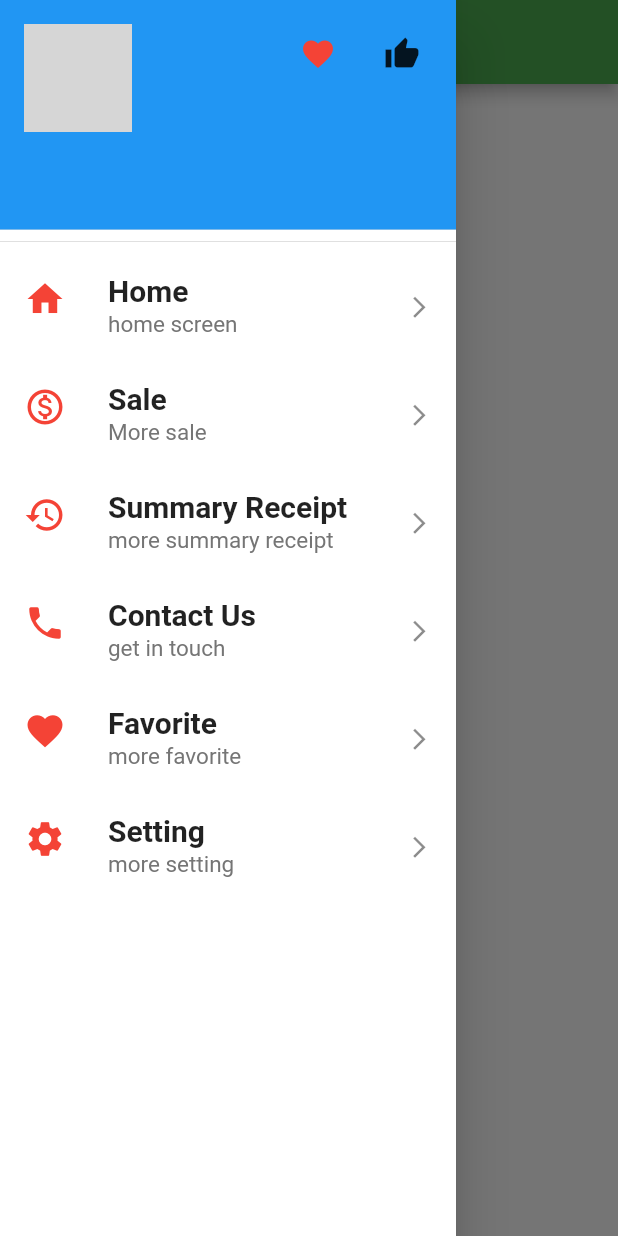
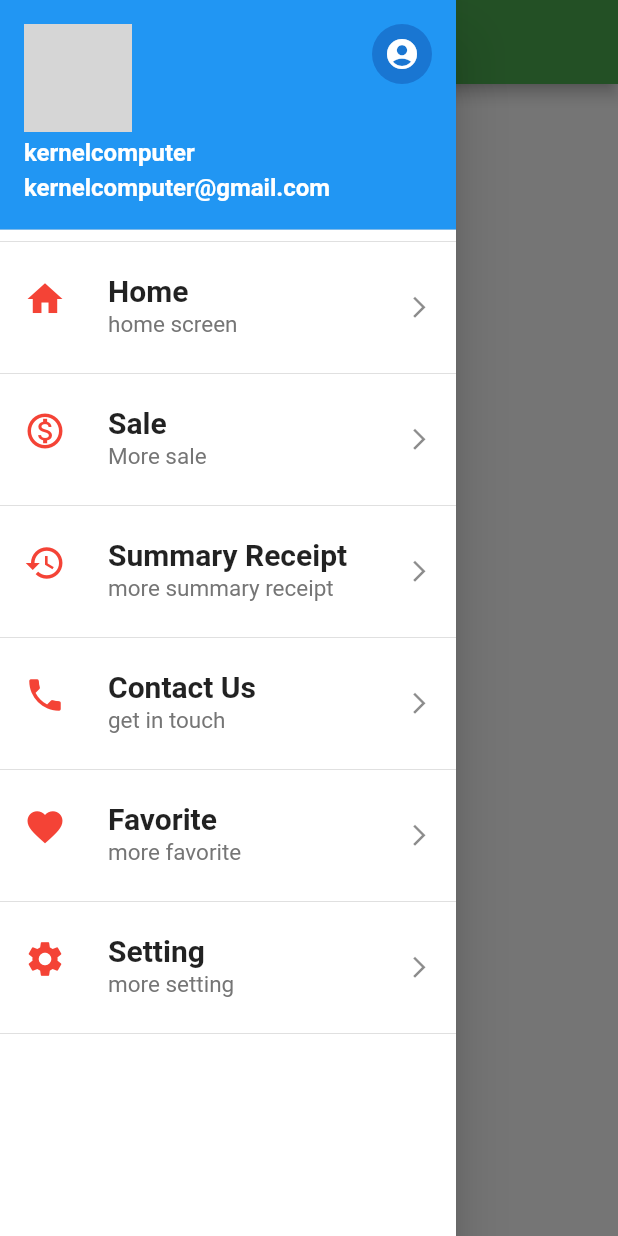
Before and after one commit to PHANIT-VONG/KERNEL-Point-Of-Sale, a Flutter app: the HomeScreen screen opened by its route, with the side drawer open, on a phone screen of 412 x 824 dp. Run offline on Flutter 3.47's test engine with Material 2 defaults, Android fonts, the light colour scheme and no system bars; our stand-ins replace cached_network_image, connectivity, data_connection_checker, equatable, flutter_bloc, flutter_switch and 3 more; missing offline and left inert: blue_thermal_printer, esc_pos_bluetooth, esc_pos_utils, flutter_bluetooth_basic, flutter_pagewise, flutter_session; accounts and stored records are empty; network calls fail; Roboto replaces fonts that are missing (Laila); grey boxes are pictures that could not be loaded.

Commit message:
Code Update

```diff
--- a/lib/Bloc/display_currency_bloc.dart
+++ b/lib/Bloc/display_currency_bloc.dart
@@ -3,6 +3,8 @@ import 'package:flutter_bloc/flutter_bloc.dart';
 import 'package:point_of_sale/controller/display_currency_controller.dart';
 import 'package:point_of_sale/modal/display_currency_modal.dart';
 import 'dart:async';
+
+import 'package:point_of_sale/modal/price_list_modal.dart';
 
 abstract class DisCurrencyEvent extends Equatable {
   const DisCurrencyEvent();
--- a/lib/screen/combine_screen.dart
+++ b/lib/screen/combine_screen.dart
@@ -148,7 +148,7 @@ class _CombineScreenState extends State<CombineScreen> {
                   Navigator.pop(context);
                   Navigator.pop(context);
                   var getOrder =
-                  await SaleController.getOrderServer(widget.order.tableId);
+                      await SaleController.getOrderServer(widget.order.tableId);
                   await SaleController().deleteAllOrder();
                   await SaleController().deleteAllOrderDetail();
                   //has order on table
--- a/lib/screen/contact_screen.dart
+++ b/lib/screen/contact_screen.dart
@@ -10,25 +10,26 @@ class ContactScreen extends StatelessWidget {
   Widget build(BuildContext context) {
     return Scaffold(
       drawer: GlobleDrawerWidget(),
-      appBar:AppBar(
+      appBar: AppBar(
         title: Text("Contact Us"),
         centerTitle: true,
       ),
       body: Container(
         child: Center(
             child: Column(
-              crossAxisAlignment: CrossAxisAlignment.center,
-              mainAxisAlignment: MainAxisAlignment.center,
-              children: [
-                Text("0962342667",style: TextStyle(
-                    fontSize: 20),
-                ),
-                Text("sonsoeum.webdev@gmail.com",style: TextStyle(
-                    fontSize: 20),
-                )
-              ],
+          crossAxisAlignment: CrossAxisAlignment.center,
+          mainAxisAlignment: MainAxisAlignment.center,
+          children: [
+            Text(
+              "0962342667",
+              style: TextStyle(fontSize: 20),
+            ),
+            Text(
+              "sonsoeum.webdev@gmail.com",
+              style: TextStyle(fontSize: 20),
             )
-        ),
+          ],
+        )),
       ),
     );
   }
--- a/lib/screen/home_screen.dart
+++ b/lib/screen/home_screen.dart
@@ -4,8 +4,11 @@ import 'package:flutter/material.dart';
 import 'package:point_of_sale/widget/globle_drawer_widget.dart';
 
 class HomeScreen extends StatefulWidget {
-  final String name;
-  HomeScreen({this.name});
+  final String branchName;
+  final String userName;
+
+  const HomeScreen({Key key, this.branchName, this.userName}) : super(key: key);
+
   @override
   _HomeScreenState createState() => _HomeScreenState();
 }
@@ -16,9 +19,12 @@ class _HomeScreenState extends State<HomeScreen> {
 
   @override
   Widget build(BuildContext context) {
-    print('PageName = ${widget.name}');
+    print('PageName = ${widget.branchName}');
     return Scaffold(
-      drawer: GlobleDrawerWidget(),
+      drawer: GlobleDrawerWidget(
+        branchName: widget.branchName,
+        userName: widget.userName,
+      ),
       appBar: AppBar(
         title: Text("POINT OF SALE"),
         centerTitle: true,
--- /dev/null
+++ b/lib/screen/loading_.dart
@@ -0,0 +1,10 @@
+import 'package:flutter/material.dart';
+
+class LoadingShow extends StatelessWidget {
+  const LoadingShow({Key key}) : super(key: key);
+
+  @override
+  Widget build(BuildContext context) {
+    return Container();
+  }
+}
--- a/lib/screen/login_screen.dart
+++ b/lib/screen/login_screen.dart
@@ -11,6 +11,7 @@ import 'package:point_of_sale/controller/local_currency_controller.dart';
 import 'package:point_of_sale/modal/account_loging.dart';
 import 'package:point_of_sale/modal/branch_modal.dart';
 import 'package:point_of_sale/modal/return_from_server_login.dart';
+import 'package:point_of_sale/screen/home_screen.dart';
 import 'package:point_of_sale/widget/style_widget.dart';
 
 class LoginScreen extends StatefulWidget {
@@ -394,13 +395,15 @@ class _LoginScreenState extends State<LoginScreen> {
                 FlutterSession().set("systemType", 'krms');
                 FlutterSession().set("userId", status.userId);
                 FlutterSession().set("branchId", status.branchId);
-                FlutterSession().set("branchName", status.branchId);
-                FlutterSession().set("userName", _username.text);
                 Navigator.pop(context);
-                Navigator.popAndPushNamed(
-                  context,
-                  "/home",
-                );
+                Navigator.pushAndRemoveUntil(
+                    context,
+                    MaterialPageRoute(
+                        builder: (_) => HomeScreen(
+                              branchName: _username.text,
+                              userName: _username.text,
+                            )),
+                    (route) => true);
               }
             }
           } else {
@@ -551,16 +554,6 @@ class _LoginScreenState extends State<LoginScreen> {
           ),
         ),
       ),
-      // bottomNavigationBar: BottomAppBar(
-      //   elevation: 0,
-      //   color: Color(0xFF689F38),
-      //   child: Padding(
-      //     padding: const EdgeInsets.symmetric(
-      //       horizontal: 20,
-      //     ),
-      //     child: _buildLoginBtn(),
-      //   ),
-      // ),
     );
   }
 
--- a/lib/widget/config.dart
+++ b/lib/widget/config.dart
@@ -1,67 +1,67 @@
 class Config {
-  static String baseurl = "http://192.168.0.230:8088/";
-  static String group1Url = "${baseurl}api/master/getgroup1";
-  static String group2Url = "${baseurl}api/master/getgroup2";
-  static String group2UrlLocal = "${baseurl}api/master/getg2local";
-  static String group3Url = "${baseurl}api/master/getgroup3";
-  static String group3UrlLocal = "${baseurl}api/master/getg3Local";
-  static String itemUrl = "${baseurl}api/master/getitem";
-  static String itemUrlLocal = "${baseurl}api/master/getitemlocal";
+  static String baseUrl = "http://192.168.0.106:8891/";
+  static String group1Url = "${baseUrl}api/master/getgroup1";
+  static String group2Url = "${baseUrl}api/master/getgroup2";
+  static String group2UrlLocal = "${baseUrl}api/master/getg2local";
+  static String group3Url = "${baseUrl}api/master/getgroup3";
+  static String group3UrlLocal = "${baseUrl}api/master/getg3Local";
+  static String itemUrl = "${baseUrl}api/master/getitem";
+  static String itemUrlLocal = "${baseUrl}api/master/getitemlocal";
   static String image = "http://192.168.0.230:8088";
-  static String paymentMean = "${baseurl}api/master/paymentmean";
-  static String searchItemUrl = "${baseurl}api/master/searchitem";
-  static String companyUrl = "${baseurl}api/master/getcompany";
-  static String warehouseUrl = "${baseurl}api/master/getwarehouse";
-  static String priceListUrl = "${baseurl}api/master/getpricelist";
-  static String branchUrl = "${baseurl}api/master/getbranch";
-  static String customerUrl = "${baseurl}api/master/getcustomer";
-  static String displayCurrUrl = "${baseurl}api/master/getdisplaycurrency";
-  static String receiptInfo = "${baseurl}api/master/getreceiptinfo";
+  static String paymentMean = "${baseUrl}api/master/paymentmean";
+  static String searchItemUrl = "${baseUrl}api/master/searchitem";
+  static String companyUrl = "${baseUrl}api/master/getcompany";
+  static String warehouseUrl = "${baseUrl}api/master/getwarehouse";
+  static String priceListUrl = "${baseUrl}api/master/getpricelist";
+  static String branchUrl = "${baseUrl}api/master/getbranch";
+  static String customerUrl = "${baseUrl}api/master/getcustomer";
+  static String displayCurrUrl = "${baseUrl}api/master/getdisplaycurrency";
+  static String receiptInfo = "${baseUrl}api/master/getreceiptinfo";
 
-  static String urlSetting = "${baseurl}api/master/getsetting";
-  static String urlLogin = "${baseurl}api/accountapi/loginaccount";
-  static String urlGroupTable = "${baseurl}api/master/getgrouptable";
-  static String urlTable = "${baseurl}api/master/gettable";
-  static String urlSearchTable = "${baseurl}api/master/searchtable";
-  static String urlTax = "${baseurl}api/master/gettax";
-  static String urlMember = "${baseurl}api/master/getmembercard";
-  static String urlSystemType = "${baseurl}api/master/getsystemtype";
-  static String urlLocalCurrency = "${baseurl}api/master/getlocalcurrency";
-  static String urlGetOrder = "${baseurl}api/master/getorder";
-  static String urlCheckOpenShift = "${baseurl}api/master/checkopenshift";
-  static String urlPostOpenShift = "${baseurl}api/postmaster/postopenshift";
-  static String postOrder = "${baseurl}api/postmaster/postorder";
-  static String urlExchange = "${baseurl}api/master/getexchangerate";
+  static String urlSetting = "${baseUrl}api/master/getsetting";
+  static String urlLogin = "${baseUrl}api/accountapi/loginaccount";
+  static String urlGroupTable = "${baseUrl}api/master/getgrouptable";
+  static String urlTable = "${baseUrl}api/master/gettable";
+  static String urlSearchTable = "${baseUrl}api/master/searchtable";
+  static String urlTax = "${baseUrl}api/master/gettax";
+  static String urlMember = "${baseUrl}api/master/getmembercard";
+  static String urlSystemType = "${baseUrl}api/master/getsystemtype";
+  static String urlLocalCurrency = "${baseUrl}api/master/getlocalcurrency";
+  static String urlGetOrder = "${baseUrl}api/master/getorder";
+  static String urlCheckOpenShift = "${baseUrl}api/master/checkopenshift";
+  static String urlPostOpenShift = "${baseUrl}api/postmaster/postopenshift";
+  static String postOrder = "${baseUrl}api/postmaster/postorder";
+  static String urlExchange = "${baseUrl}api/master/getexchangerate";
 
-  static String voidOrder = "${baseurl}api/master/voidorder";
-  static String getTableInfo = "${baseurl}api/master/gettableinfo";
-  static String getTableMove = "${baseurl}api/master/gettablemove";
-  static String movTable = "${baseurl}api/master/movetable";
+  static String voidOrder = "${baseUrl}api/master/voidorder";
+  static String getTableInfo = "${baseUrl}api/master/gettableinfo";
+  static String getTableMove = "${baseUrl}api/master/gettablemove";
+  static String movTable = "${baseUrl}api/master/movetable";
 
-  static String getReceiptCombine = "${baseurl}api/master/getreceiptcombine";
-  static String postCombineReceipt = "${baseurl}api/postmaster/postcombine";
-  static String searchMember = "${baseurl}api/master/searchmember";
-  static String receipt = "${baseurl}api/master/getreceipt";
-  static String receiptDetail = "${baseurl}api/master/getreceiptdetail";
-  static String getCancelReceipt = "${baseurl}api/master/getcancelreceipt";
-  static String getReturnReceipt = "${baseurl}api/master/getreturnreceipt";
+  static String getReceiptCombine = "${baseUrl}api/master/getreceiptcombine";
+  static String postCombineReceipt = "${baseUrl}api/postmaster/postcombine";
+  static String searchMember = "${baseUrl}api/master/searchmember";
+  static String receipt = "${baseUrl}api/master/getreceipt";
+  static String receiptDetail = "${baseUrl}api/master/getreceiptdetail";
+  static String getCancelReceipt = "${baseUrl}api/master/getcancelreceipt";
+  static String getReturnReceipt = "${baseUrl}api/master/getreturnreceipt";
 
   // permission
   static String urlCheckPerOpenShift =
-      "${baseurl}api/permissionapi/checkpermission";
-  static String permisBill = "${baseurl}api/permissionapi/permissionbill";
-  static String permisPay = "${baseurl}api/permissionapi/permissionpay";
+      "${baseUrl}api/permissionapi/checkpermission";
+  static String permisBill = "${baseUrl}api/permissionapi/permissionbill";
+  static String permisPay = "${baseUrl}api/permissionapi/permissionpay";
   static String permisVoidOrder =
-      "${baseurl}api/permissionapi/permissionvoidorder";
+      "${baseUrl}api/permissionapi/permissionvoidorder";
 
   static String permisMoveTable =
-      "${baseurl}api/permissionapi/permissionmovetable";
-  static String permiscombine = "${baseurl}api/permissionapi/permissioncombine";
-  static String permissplit = "${baseurl}api/permissionapi/permissionsplit";
+      "${baseUrl}api/permissionapi/permissionmovetable";
+  static String permiscombine = "${baseUrl}api/permissionapi/permissioncombine";
+  static String permissplit = "${baseUrl}api/permissionapi/permissionsplit";
 
-  static String permisDeleteItem = "${baseurl}api/permissionapi/deleteitem";
-  static String permisMemberCard = "${baseurl}api/permissionapi/membercard";
-  static String permisReturnOrder = "${baseurl}api/permissionapi/returnorder";
-  static String permisCancelOrder = "${baseurl}api/permissionapi/cancelorder";
-  static String permisDiscountItem = "${baseurl}api/permissionapi/discountitem";
+  static String permisDeleteItem = "${baseUrl}api/permissionapi/deleteitem";
+  static String permisMemberCard = "${baseUrl}api/permissionapi/membercard";
+  static String permisReturnOrder = "${baseUrl}api/permissionapi/returnorder";
+  static String permisCancelOrder = "${baseUrl}api/permissionapi/cancelorder";
+  static String permisDiscountItem = "${baseUrl}api/permissionapi/discountitem";
 }
--- a/lib/widget/globle_drawer_widget.dart
+++ b/lib/widget/globle_drawer_widget.dart
@@ -14,32 +14,33 @@ import 'package:point_of_sale/screen/sale_group_screen.dart';
 import 'package:point_of_sale/screen/setting_screen.dart';
 import 'package:point_of_sale/screen/summary_sale_screen.dart';
 import 'package:point_of_sale/screen/table_group_screen.dart';
+import 'package:point_of_sale/screen/theme_screen.dart';
 import 'pos_list_tile_widget.dart';
 
 class GlobleDrawerWidget extends StatefulWidget {
-  const GlobleDrawerWidget({
-    Key key,
-  }) : super(key: key);
+  final String userName;
+  final String branchName;
+  const GlobleDrawerWidget({Key key, this.branchName, this.userName})
+      : super(key: key);
 
   @override
   _GlobleDrawerWidgetState createState() => _GlobleDrawerWidgetState();
 }
 
 class _GlobleDrawerWidgetState extends State<GlobleDrawerWidget> {
-  var branchName = FlutterSession().get("branchName");
-  var userName = FlutterSession().get("userName");
   @override
   Widget build(BuildContext context) {
     return Drawer(
       child: Container(
         color: Colors.white,
         child: ListView(
+          padding: EdgeInsets.zero,
           children: [
             DrawerHeader(
               padding: EdgeInsets.all(0),
               child: UserAccountsDrawerHeader(
                 accountName: Text(
-                  '$branchName',
+                  'kernelcomputer',
                   style: GoogleFonts.laila(
                     textStyle: TextStyle(
                       fontSize: 16.0,
@@ -49,7 +50,7 @@ class _GlobleDrawerWidgetState extends State<GlobleDrawerWidget> {
                   ),
                 ),
                 accountEmail: Text(
-                  '$userName',
+                  'kernelcomputer@gmail.com',
                   style: GoogleFonts.laila(
                     textStyle: TextStyle(
                       fontSize: 16.0,
@@ -62,16 +63,11 @@ class _GlobleDrawerWidgetState extends State<GlobleDrawerWidget> {
                   backgroundImage: NetworkImage(
                     "https://www.liveblogspot.com/wp-content/uploads/2020/03/POS-System.jpg",
                   ),
-                  backgroundColor: Colors.lightGreen,
                 ),
                 otherAccountsPictures: [
-                  Icon(
-                    Icons.favorite,
-                    color: Colors.red,
+                  CircleAvatar(
+                    child: Icon(Icons.account_circle_rounded),
                   ),
-                  Icon(
-                    Icons.thumb_up,
-                  )
                 ],
               ),
             ),
@@ -88,6 +84,7 @@ class _GlobleDrawerWidgetState extends State<GlobleDrawerWidget> {
                 );
               },
             ),
+            Divider(),
             PosListTile(
               leading: Icons.monetization_on_outlined,
               title: "Sale",
@@ -126,6 +123,7 @@ class _GlobleDrawerWidgetState extends State<GlobleDrawerWidget> {
                 }
               },
             ),
+            Divider(),
             PosListTile(
               leading: Icons.history,
               title: "Summary Receipt",
@@ -150,6 +148,7 @@ class _GlobleDrawerWidgetState extends State<GlobleDrawerWidget> {
             //         (route) => false);
             //   },
             // ),
+            Divider(),
             PosListTile(
               leading: Icons.phone,
               title: "Contact Us",
@@ -165,6 +164,7 @@ class _GlobleDrawerWidgetState extends State<GlobleDrawerWidget> {
                 );
               },
             ),
+            Divider(),
             PosListTile(
               leading: Icons.favorite,
               title: "Favorite",
@@ -182,6 +182,7 @@ class _GlobleDrawerWidgetState extends State<GlobleDrawerWidget> {
                 });
               },
             ),
+            Divider(),
             PosListTile(
               leading: Icons.settings,
               title: "Setting",
@@ -194,6 +195,7 @@ class _GlobleDrawerWidgetState extends State<GlobleDrawerWidget> {
                     (route) => false);
               },
             ),
+            Divider(),
             // PosListTile(
             //   leading: Icons.sync,
             //   title: "Print",
```
Also changed, not shown: lib/controller/display_currency_controller.dart (+13 -13 lines).
